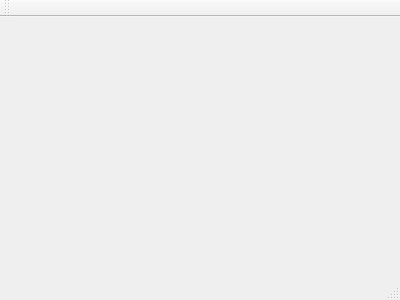
Before: the Qt Designer form 01_QDialog/dialog/mainwindow.ui in wpd550/Qt_beger_start, drawn with Qt 5.
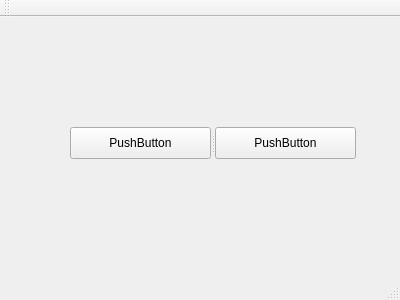
After: the same form once the commit is applied.

The edit to the form file:
```diff
--- a/01_QDialog/dialog/mainwindow.ui
+++ b/01_QDialog/dialog/mainwindow.ui
@@ -12,13 +12,62 @@
   <property name="windowTitle" >
    <string>MainWindow</string>
   </property>
-  <widget class="QMenuBar" name="menuBar" />
-  <widget class="QToolBar" name="mainToolBar" />
-  <widget class="QWidget" name="centralWidget" />
-  <widget class="QStatusBar" name="statusBar" />
+  <widget class="QWidget" name="centralWidget">
+   <widget class="QWidget" name="widget" native="true">
+    <property name="geometry">
+     <rect>
+      <x>70</x>
+      <y>90</y>
+      <width>301</width>
+      <height>71</height>
+     </rect>
+    </property>
+    <widget class="QSplitter" name="splitter">
+     <property name="geometry">
+      <rect>
+       <x>0</x>
+       <y>20</y>
+       <width>286</width>
+       <height>32</height>
+      </rect>
+     </property>
+     <property name="orientation">
+      <enum>Qt::Horizontal</enum>
+     </property>
+     <widget class="QPushButton" name="pushButton">
+      <property name="text">
+       <string>PushButton</string>
+      </property>
+     </widget>
+     <widget class="QPushButton" name="pushButton_2">
+      <property name="text">
+       <string>PushButton</string>
+      </property>
+     </widget>
+    </widget>
+   </widget>
+  </widget>
+  <widget class="QMenuBar" name="menuBar">
+   <property name="geometry">
+    <rect>
+     <x>0</x>
+     <y>0</y>
+     <width>400</width>
+     <height>22</height>
+    </rect>
+   </property>
+  </widget>
+  <widget class="QToolBar" name="mainToolBar">
+   <attribute name="toolBarArea">
+    <enum>TopToolBarArea</enum>
+   </attribute>
+   <attribute name="toolBarBreak">
+    <bool>false</bool>
+   </attribute>
+  </widget>
+  <widget class="QStatusBar" name="statusBar"/>
  </widget>
- <layoutDefault spacing="6" margin="11" />
- <pixmapfunction></pixmapfunction>
+ <layoutdefault spacing="6" margin="11"/>
  <resources/>
  <connections/>
 </ui>
```
Left out of the diff: 7 changed lines with no effect on the pictures.
